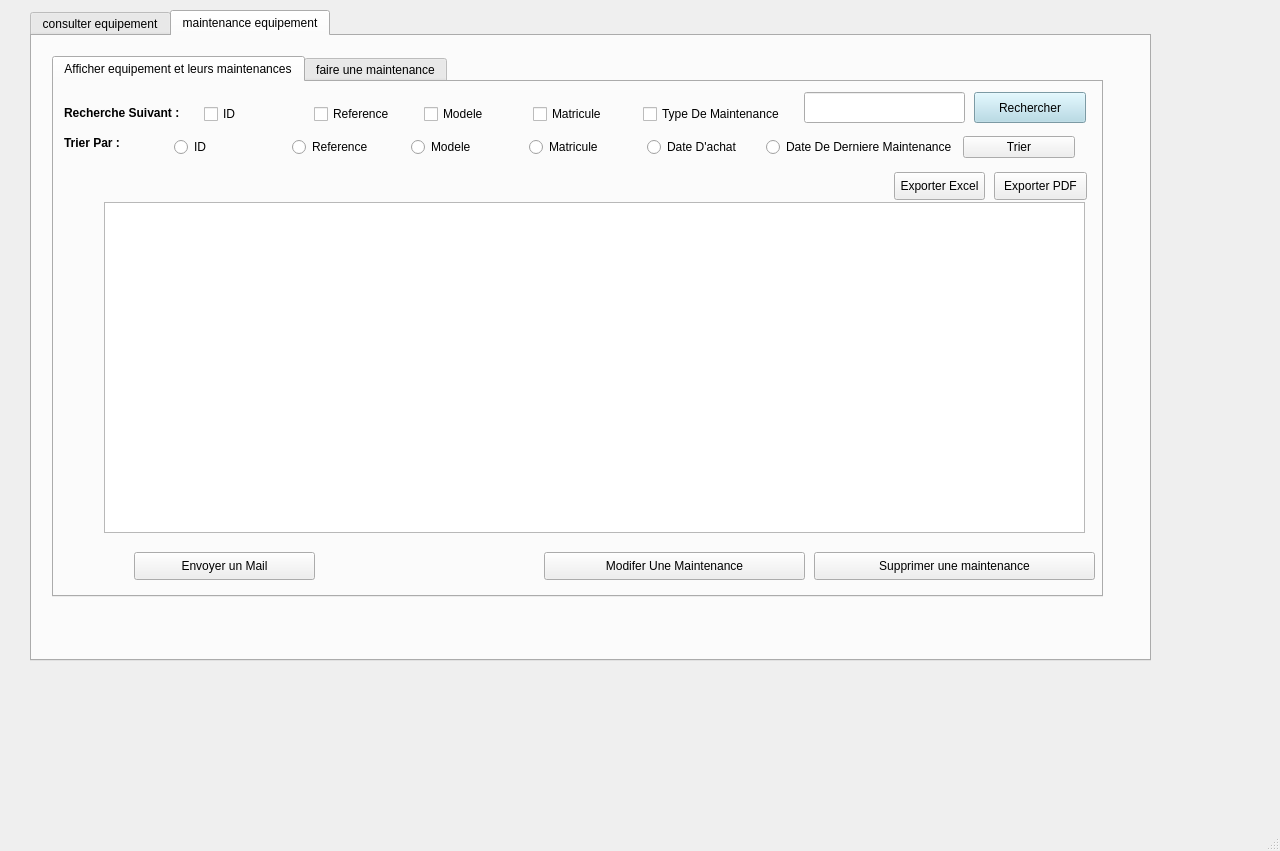
KhalilSRIDI/Smart_Factory_2A1, file Smart-Factory-2A1/smart_factory_2a1.ui: the form before one commit.
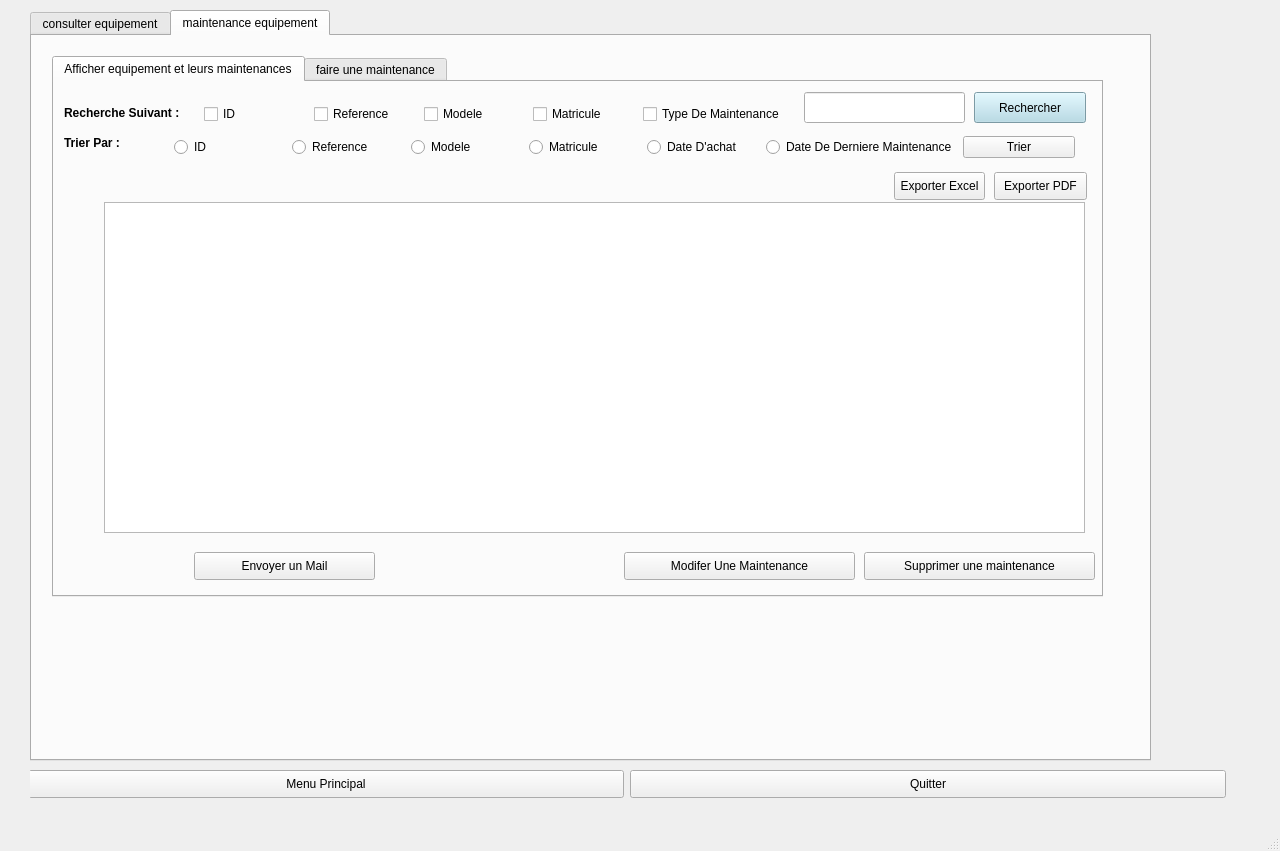
The form after the commit. The open tabs and pages were chosen to show the change. Icons and pictures are not drawn.

Commit message: update export materiel pdf

Diff of the .ui file:
```diff
--- a/Smart-Factory-2A1/smart_factory_2a1.ui
+++ b/Smart-Factory-2A1/smart_factory_2a1.ui
@@ -5645,7 +5645,7 @@
         <x>0</x>
         <y>0</y>
         <width>1121</width>
-        <height>651</height>
+        <height>751</height>
        </rect>
       </property>
       <property name="styleSheet">
@@ -6152,9 +6152,9 @@
          <widget class="QPushButton" name="pushButton_modifiermaint">
           <property name="geometry">
            <rect>
-            <x>490</x>
+            <x>570</x>
             <y>470</y>
-            <width>261</width>
+            <width>231</width>
             <height>28</height>
            </rect>
           </property>
@@ -6172,9 +6172,9 @@
          <widget class="QPushButton" name="pushButton_supprimermaint">
           <property name="geometry">
            <rect>
-            <x>760</x>
+            <x>810</x>
             <y>470</y>
-            <width>281</width>
+            <width>231</width>
             <height>28</height>
            </rect>
           </property>
@@ -6199,7 +6199,7 @@
          <widget class="QPushButton" name="pushButton_email">
           <property name="geometry">
            <rect>
-            <x>80</x>
+            <x>140</x>
             <y>470</y>
             <width>181</width>
             <height>28</height>
@@ -6840,6 +6840,32 @@
        </widget>
       </widget>
      </widget>
+     <widget class="QPushButton" name="quitter_4">
+      <property name="geometry">
+       <rect>
+        <x>600</x>
+        <y>760</y>
+        <width>596</width>
+        <height>28</height>
+       </rect>
+      </property>
+      <property name="text">
+       <string>Quitter</string>
+      </property>
+     </widget>
+     <widget class="QPushButton" name="MenuPrincipal_2">
+      <property name="geometry">
+       <rect>
+        <x>-2</x>
+        <y>760</y>
+        <width>596</width>
+        <height>28</height>
+       </rect>
+      </property>
+      <property name="text">
+       <string>Menu Principal</string>
+      </property>
+     </widget>
     </widget>
     <widget class="QWidget" name="page_7"/>
     <widget class="QWidget" name="page_8"/>
```
Left out of the diff: 8 changed lines with no effect on the pictures. The commit also changes 1 other file.
